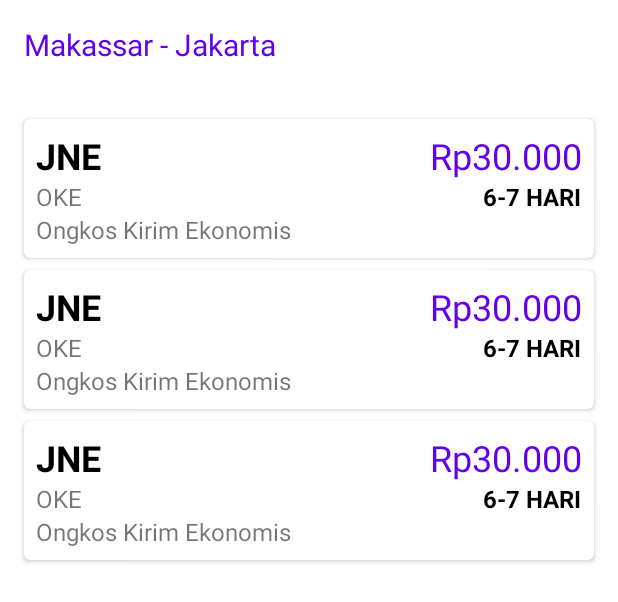
After one commit to im-o/raja-ongkir-android-mvvm, an Android app: the layout activity_postage_fee.xml on its own in the app's theme, with its tools: preview values and no code run, on a phone screen of 412 x 824 dp. The commit adds this screen. Shown: the top 602 px of the screen. Run offline under Robolectric (Android 15) with nearby library versions, the phone set to English and light mode, and no system bars.

Commit message:
:zap: setup adapter and show data PostageFee

```diff
--- a/app/src/main/AndroidManifest.xml
+++ b/app/src/main/AndroidManifest.xml
@@ -12,6 +12,7 @@
         android:roundIcon="@mipmap/ic_launcher_round"
         android:supportsRtl="true"
         android:theme="@style/Theme.MVVMRajaOngkir">
+        <activity android:name=".ui.PostageFeeActivity"></activity>
         <activity
             android:name=".ui.MainActivity"
             android:windowSoftInputMode="adjustPan">
--- /dev/null
+++ b/app/src/main/res/layout/activity_postage_fee.xml
@@ -0,0 +1,41 @@
+<?xml version="1.0" encoding="utf-8"?>
+<androidx.constraintlayout.widget.ConstraintLayout xmlns:android="http://schemas.android.com/apk/res/android"
+    xmlns:app="http://schemas.android.com/apk/res-auto"
+    xmlns:tools="http://schemas.android.com/tools"
+    android:layout_width="match_parent"
+    android:layout_height="match_parent"
+    tools:context=".ui.PostageFeeActivity">
+
+    <TextView
+        android:id="@+id/transportationLineTV"
+        android:layout_width="0dp"
+        android:layout_height="wrap_content"
+        android:layout_marginStart="16dp"
+        android:layout_marginTop="16dp"
+        android:layout_marginEnd="16dp"
+        android:textColor="@color/purple_500"
+        android:textSize="20sp"
+        app:layout_constraintEnd_toEndOf="parent"
+        app:layout_constraintStart_toStartOf="parent"
+        app:layout_constraintTop_toTopOf="parent"
+        tools:text="Makassar - Jakarta" />
+
+    <androidx.recyclerview.widget.RecyclerView
+        android:id="@+id/costListRV"
+        android:layout_width="0dp"
+        android:layout_height="0dp"
+        android:layout_marginTop="16dp"
+        android:clipToPadding="false"
+        android:nestedScrollingEnabled="false"
+        android:paddingStart="12dp"
+        android:paddingTop="16dp"
+        android:paddingEnd="12dp"
+        android:paddingBottom="120dp"
+        app:layout_constraintBottom_toBottomOf="parent"
+        app:layout_constraintEnd_toEndOf="parent"
+        app:layout_constraintStart_toStartOf="parent"
+        app:layout_constraintTop_toBottomOf="@+id/transportationLineTV"
+        app:layout_constraintVertical_bias="0.0"
+        tools:listitem="@layout/item_cost" />
+
+</androidx.constraintlayout.widget.ConstraintLayout>
--- /dev/null
+++ b/app/src/main/res/layout/item_cost.xml
@@ -0,0 +1,91 @@
+<?xml version="1.0" encoding="utf-8"?>
+<com.google.android.material.card.MaterialCardView xmlns:android="http://schemas.android.com/apk/res/android"
+    xmlns:app="http://schemas.android.com/apk/res-auto"
+    xmlns:tools="http://schemas.android.com/tools"
+    android:layout_width="match_parent"
+    android:layout_height="wrap_content"
+    android:layout_margin="4dp"
+    app:cardElevation="2dp">
+
+    <androidx.constraintlayout.widget.ConstraintLayout
+        android:layout_width="match_parent"
+        android:layout_height="wrap_content">
+
+        <TextView
+            android:id="@+id/codeTV"
+            android:layout_width="wrap_content"
+            android:layout_height="wrap_content"
+            android:layout_marginStart="8dp"
+            android:layout_marginTop="8dp"
+            android:textAllCaps="true"
+            android:textColor="@color/black"
+            android:textSize="24sp"
+            android:textStyle="bold"
+            app:layout_constraintEnd_toEndOf="parent"
+            app:layout_constraintHorizontal_bias="0.0"
+            app:layout_constraintStart_toStartOf="parent"
+            app:layout_constraintTop_toTopOf="parent"
+            tools:text="JNE" />
+
+        <TextView
+            android:id="@+id/estimationTV"
+            android:layout_width="wrap_content"
+            android:layout_height="wrap_content"
+            android:layout_marginStart="8dp"
+            android:layout_marginEnd="8dp"
+            android:textColor="@color/black"
+            android:textSize="16sp"
+            android:textStyle="bold"
+            app:layout_constraintEnd_toEndOf="parent"
+            app:layout_constraintHorizontal_bias="1.0"
+            app:layout_constraintStart_toStartOf="parent"
+            app:layout_constraintTop_toBottomOf="@+id/costValueTV"
+            tools:text="6-7 HARI" />
+
+        <TextView
+            android:id="@+id/serviceTV"
+            android:layout_width="0dp"
+            android:layout_height="wrap_content"
+            android:layout_marginStart="8dp"
+            android:layout_marginEnd="8dp"
+            android:layout_marginBottom="8dp"
+            android:textSize="16sp"
+            app:layout_constraintBottom_toBottomOf="parent"
+            app:layout_constraintEnd_toStartOf="@+id/estimationTV"
+            app:layout_constraintStart_toStartOf="parent"
+            app:layout_constraintTop_toBottomOf="@+id/codeTV"
+            app:layout_constraintVertical_bias="0.0"
+            tools:text="OKE" />
+
+        <TextView
+            android:id="@+id/serviceDescriptionTV"
+            android:layout_width="0dp"
+            android:layout_height="wrap_content"
+            android:layout_marginStart="8dp"
+            android:layout_marginEnd="8dp"
+            android:layout_marginBottom="8dp"
+            android:textSize="16sp"
+            app:layout_constraintBottom_toBottomOf="parent"
+            app:layout_constraintEnd_toEndOf="parent"
+            app:layout_constraintStart_toStartOf="parent"
+            app:layout_constraintTop_toBottomOf="@+id/serviceTV"
+            app:layout_constraintVertical_bias="0.0"
+            tools:text="Ongkos Kirim Ekonomis" />
+
+        <TextView
+            android:id="@+id/costValueTV"
+            android:layout_width="0dp"
+            android:layout_height="wrap_content"
+            android:layout_marginStart="8dp"
+            android:layout_marginTop="8dp"
+            android:layout_marginEnd="8dp"
+            android:textAlignment="textEnd"
+            android:textColor="@color/purple_500"
+            android:textSize="24sp"
+            app:layout_constraintEnd_toEndOf="parent"
+            app:layout_constraintHorizontal_bias="0.0"
+            app:layout_constraintStart_toEndOf="@+id/codeTV"
+            app:layout_constraintTop_toTopOf="parent"
+            tools:text="Rp30.000" />
+    </androidx.constraintlayout.widget.ConstraintLayout>
+</com.google.android.material.card.MaterialCardView>
```
Also changed, not shown: app/src/main/java/com/stimednp/mvvmrajaongkir/model/CostPostageFee.kt (added, +19 -0 lines), app/src/main/java/com/stimednp/mvvmrajaongkir/model/CostResponse.kt (+7 -3 lines), app/src/main/java/com/stimednp/mvvmrajaongkir/model/DiffUtilCost.kt (added, +18 -0 lines), app/src/main/java/com/stimednp/mvvmrajaongkir/ui/MainActivity.kt (+29 -5 lines), app/src/main/java/com/stimednp/mvvmrajaongkir/ui/PostageFeeActivity.kt (added, +49 -0 lines), app/src/main/java/com/stimednp/mvvmrajaongkir/ui/PostageFeeAdapter.kt (added, +38 -0 lines), app/src/main/java/com/stimednp/mvvmrajaongkir/util/UtilsExtensions.kt (+8 -0 lines), app/src/main/res/layout/activity_main.xml (+8 -24 lines).
